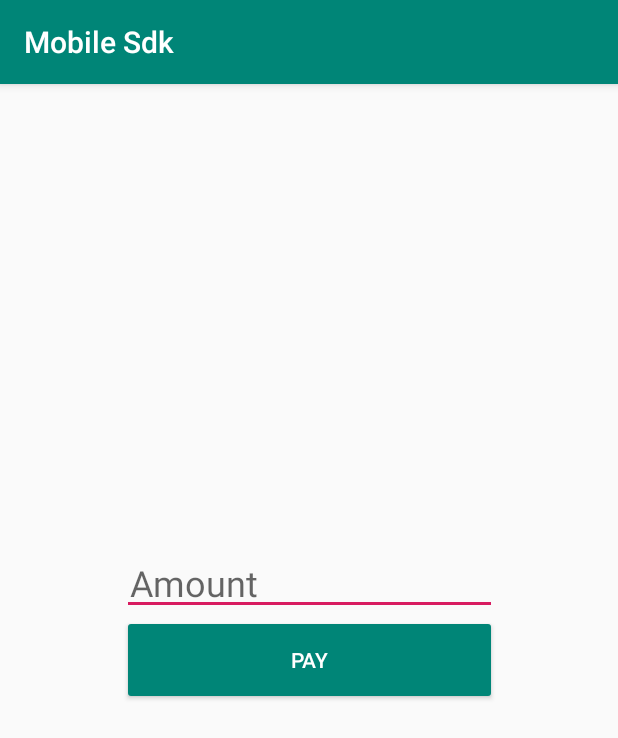
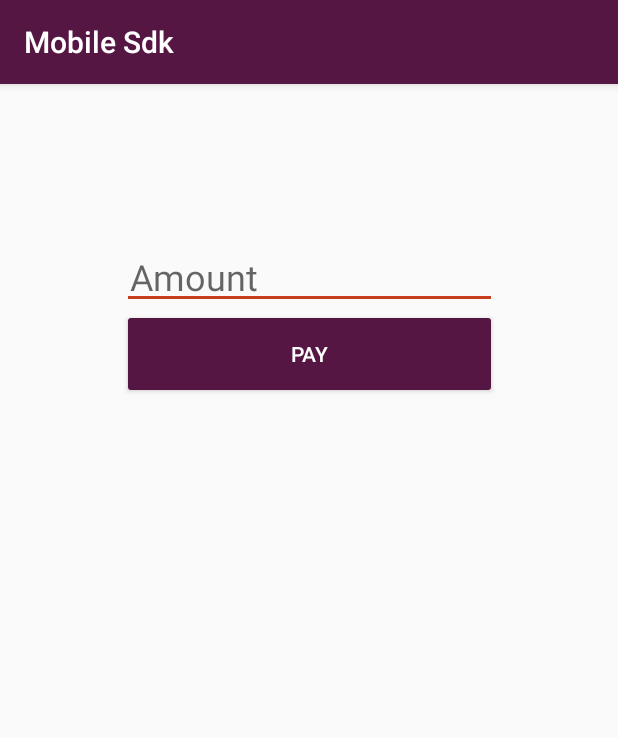
Before and after one commit to techquest/isw-mobile-payment-sdk-android, an Android app: the screen it shows after launch (MainActivity), on a phone screen of 412 x 824 dp. Shown: the top 738 px of the screen. Run offline under Robolectric (Android 15) with nearby library versions, the phone set to English and light mode, and no system bars; libraries missing offline, so code that uses them is left out: com.interswitchng.iswmobilesdk; 2 statements that could not run were skipped.

Commit message:
updates project to reflect changes in sdk v1.0.0

```diff
--- a/app/src/main/java/com/interswitchng/mobilesdk/MainActivity.java
+++ b/app/src/main/java/com/interswitchng/mobilesdk/MainActivity.java
@@ -3,12 +3,19 @@ package com.interswitchng.mobilesdk;
 import android.app.Activity;
 import android.app.Application;
 import android.content.Intent;
+import android.graphics.Color;
+import android.support.annotation.NonNull;
+import android.support.v4.content.ContextCompat;
 import android.support.v7.app.AppCompatActivity;
 import android.os.Bundle;
+import android.text.Editable;
+import android.text.TextWatcher;
 import android.view.View;
 import android.view.animation.AccelerateInterpolator;
 import android.widget.Button;
 import android.widget.EditText;
+import android.widget.LinearLayout;
+import android.widget.TextView;
 import android.widget.Toast;
 
 import com.interswitchng.iswmobilesdk.IswMobileSdk;
@@ -17,12 +24,54 @@ import com.interswitchng.iswmobilesdk.shared.models.core.IswPaymentResult;
 
 import java.util.Date;
 
-public class MainActivity extends AppCompatActivity {
+public class MainActivity extends AppCompatActivity implements IswMobileSdk.IswPaymentCallback {
+
+
+    private LinearLayout resultContainer;
+
+    private TextView resultTitle,
+            responseCode,
+            responseDescription,
+            paymentAmount,
+            channel,
+            isSuccessful;
+
 
     @Override
     protected void onCreate(Bundle savedInstanceState) {
         super.onCreate(savedInstanceState);
         setContentView(R.layout.activity_main);
+
+
+
+        resultContainer = findViewById(R.id.resultContainer);
+
+        resultTitle = findViewById(R.id.resultTitle);
+        responseCode = findViewById(R.id.responseCode);
+        responseDescription = findViewById(R.id.responseDescription);
+        paymentAmount = findViewById(R.id.paymentAmount);
+        channel = findViewById(R.id.channel);
+        isSuccessful = findViewById(R.id.isSuccessful);
+
+        final EditText etAmount = findViewById(R.id.amount);
+
+        etAmount.addTextChangedListener(new TextWatcher() {
+            @Override
+            public void beforeTextChanged(CharSequence charSequence, int i, int i1, int i2) {
+                resultContainer.setVisibility(View.GONE);
+            }
+
+            @Override
+            public void onTextChanged(CharSequence charSequence, int i, int i1, int i2) {
+
+            }
+
+            @Override
+            public void afterTextChanged(Editable editable) {
+
+            }
+        });
+
 
         Button btn = findViewById(R.id.btnPay);
         btn.setOnClickListener(new View.OnClickListener() {
@@ -33,15 +82,12 @@ public class MainActivity extends AppCompatActivity {
                         customerName = "James Emmanuel",
                         customerEmail = "kenneth.ngedo@gmail.com",
                         customerMobile = "08031149929",
-
-                        // txn details
-                        currencyCode = "566",
                         reference = "your-unique-ref" + new Date().getTime();
 
                 EditText etAmount = findViewById(R.id.amount);
 
 
-                int amount;
+                long amount;
                 String amtString = etAmount.getText().toString();
 
                 // initialize amount
@@ -49,33 +95,68 @@ public class MainActivity extends AppCompatActivity {
                 else amount = Integer.parseInt(amtString) * 100;
 
                 // create payment info
-                IswPaymentInfo iswPaymentInfo = new IswPaymentInfo(customerId,
-                        customerName, customerEmail, customerMobile,
-                        currencyCode, reference, amount);
+                IswPaymentInfo iswPaymentInfo = new IswPaymentInfo(
+                        customerId,
+                        customerName,
+                        customerEmail,
+                        customerMobile,
+                        reference,
+                        amount);
 
 
                 // trigger payment
-                IswMobileSdk.getInstance().pay(MainActivity.this, iswPaymentInfo);
+                IswMobileSdk.getInstance().pay(iswPaymentInfo, MainActivity.this);
             }
         });
     }
 
 
     @Override
-    protected void onActivityResult(int requestCode, int resultCode, Intent data) {
+    public void onUserCancel() {
+        String title = "You cancelled payment";
+        showResult(title, null);
 
-        if (requestCode == IswMobileSdk.CODE_PAYMENT) {
-            if (resultCode == Activity.RESULT_CANCELED) {
-                toast("You cancelled payment, please try again.");
-            } else if (resultCode == Activity.RESULT_OK) {
-                IswPaymentResult result = IswMobileSdk.getResult(data);
-                if (result.isSuccessful)
-                    toast("your payment was successful, using: " + result.channel.name());
-                else toast("unable to complete payment at the moment, try again later");
-            }
-        }
+        toast("You cancelled payment, please try again.");
+    }
 
+
+    @Override
+    public void onPaymentCompleted(@NonNull IswPaymentResult result) {
+        String title = "Payment Result";
+        showResult(title, result);
+
+
+        if (result.isSuccessful())
+            toast("your payment was successful, using: " + result.getChannel().name());
+        else toast("unable to complete payment at the moment, try again.");
     }
+
+
+    private void showResult(String title, IswPaymentResult result) {
+        resultContainer.setVisibility(View.VISIBLE);
+
+        // show result
+        resultTitle.setText(title);
+        boolean hasValue = result != null;
+        int primaryColor = ContextCompat.getColor(this, R.color.colorPrimary);
+        resultTitle.setTextColor(!hasValue ? Color.RED: primaryColor);
+
+        int visibility = hasValue ? View.VISIBLE : View.INVISIBLE;
+        paymentAmount.setVisibility(visibility);
+        responseCode.setVisibility(visibility);
+        responseDescription.setVisibility(visibility);
+        isSuccessful.setVisibility(visibility);
+        channel.setVisibility(visibility);
+
+        if (!hasValue) return;
+
+        paymentAmount.setText("" + (result.getAmount() / 100));
+        responseCode.setText(result.getResponseCode());
+        responseDescription.setText(result.getResponseDescription());
+        isSuccessful.setText("" + result.isSuccessful());
+        channel.setText(result.getChannel().name());
+    }
+
 
     private void toast(String msg) {
         Toast.makeText(this, msg, Toast.LENGTH_LONG).show();
--- a/app/src/main/java/com/interswitchng/mobilesdk/MyApplication.java
+++ b/app/src/main/java/com/interswitchng/mobilesdk/MyApplication.java
@@ -1,6 +1,7 @@
 package com.interswitchng.mobilesdk;
 
 import android.app.Application;
+import android.support.multidex.MultiDexApplication;
 
 import com.google.android.gms.common.GooglePlayServicesNotAvailableException;
 import com.google.android.gms.common.GooglePlayServicesRepairableException;
@@ -9,7 +10,7 @@ import com.interswitchng.iswmobilesdk.IswMobileSdk;
 import com.interswitchng.iswmobilesdk.shared.models.core.Environment;
 import com.interswitchng.iswmobilesdk.shared.models.core.IswSdkConfig;
 
-public class MyApplication extends Application {
+public class MyApplication extends MultiDexApplication {
 
 
     @Override
--- a/app/src/main/res/layout/activity_main.xml
+++ b/app/src/main/res/layout/activity_main.xml
@@ -28,13 +28,124 @@
         android:id="@+id/btnPay"
         android:layout_width="250dp"
         android:layout_height="60dp"
+        android:text="Pay"
+        android:textColor="@android:color/white"
+        app:backgroundTint="@color/colorPrimary"
+        android:textAllCaps="true"
+        android:layout_marginTop="150dp"
         app:layout_constraintTop_toTopOf="parent"
         app:layout_constraintStart_toStartOf="parent"
         app:layout_constraintEnd_toEndOf="parent"
-        app:layout_constraintBottom_toBottomOf="parent"
-        android:text="Pay"
-        android:textColor="@android:color/white"
-        app:backgroundTint="@color/colorPrimary"
-        android:textAllCaps="true" />
+        />
+
+    <LinearLayout
+        android:id="@+id/resultContainer"
+        android:layout_width="match_parent"
+        android:layout_height="wrap_content"
+        android:layout_marginTop="20dp"
+        android:padding="16dp"
+        android:orientation="vertical"
+        android:visibility="gone"
+        tools:visibility="visible"
+        app:layout_constraintTop_toBottomOf="@id/btnPay">
+
+        <TextView
+            android:id="@+id/resultTitle"
+            android:layout_width="match_parent"
+            android:layout_height="wrap_content"
+            android:textStyle="bold"
+            android:textSize="18sp"
+            android:textColor="@color/colorPrimary"
+            android:text="Payment Result"
+            android:gravity="center_horizontal"
+            />
+
+        <TextView
+            android:layout_width="match_parent"
+            android:layout_height="wrap_content"
+            android:textStyle="bold"
+            android:layout_marginTop="16dp"
+            android:textColor="@color/colorPrimary"
+            android:text="Amount:"
+            />
+
+        <TextView
+            android:id="@+id/paymentAmount"
+            android:layout_width="match_parent"
+            android:layout_height="wrap_content"
+            android:textSize="18sp"
+            tools:text="1000"
+            />
+
+        <TextView
+            android:layout_width="match_parent"
+            android:layout_height="wrap_content"
+            android:textStyle="bold"
+            android:layout_marginTop="16dp"
+            android:textColor="@color/colorPrimary"
+            android:text="Payment Channel:"
+            />
+
+        <TextView
+            android:id="@+id/channel"
+            android:layout_width="match_parent"
+            android:layout_height="wrap_content"
+            android:textSize="18sp"
+            tools:text="Card"
+            />
+
+        <TextView
+            android:layout_width="match_parent"
+            android:layout_height="wrap_content"
+            android:textStyle="bold"
+            android:layout_marginTop="16dp"
+            android:textColor="@color/colorPrimary"
+            android:text="Successful:"
+            />
+
+        <TextView
+            android:id="@+id/isSuccessful"
+            android:layout_width="match_parent"
+            android:layout_height="wrap_content"
+            android:textSize="18sp"
+            tools:text="true"
+            />
+
+
+
+        <TextView
+            android:layout_width="match_parent"
+            android:layout_height="wrap_content"
+            android:textStyle="bold"
+            android:textColor="@color/colorPrimary"
+            android:layout_marginTop="16dp"
+            android:text="Response Code:"
+            />
+
+        <TextView
+            android:id="@+id/responseCode"
+            android:layout_width="match_parent"
+            android:layout_height="wrap_content"
+            android:textSize="18sp"
+            tools:text="00"
+            />
+
+        <TextView
+            android:layout_width="match_parent"
+            android:layout_height="wrap_content"
+            android:textStyle="bold"
+            android:textColor="@color/colorPrimary"
+            android:layout_marginTop="16dp"
+            android:text="Response Description:"
+            />
+
+        <TextView
+            android:id="@+id/responseDescription"
+            android:layout_width="match_parent"
+            android:layout_height="wrap_content"
+            android:textSize="18sp"
+            tools:text="Response Code"
+            />
+    </LinearLayout>
 
 </android.support.constraint.ConstraintLayout>
--- a/app/src/main/res/values/colors.xml
+++ b/app/src/main/res/values/colors.xml
@@ -1,6 +1,6 @@
 <?xml version="1.0" encoding="utf-8"?>
 <resources>
-    <color name="colorPrimary">#008577</color>
-    <color name="colorPrimaryDark">#00574B</color>
-    <color name="colorAccent">#D81B60</color>
+    <color name="colorPrimary">#561643</color>
+    <color name="colorPrimaryDark">#330421</color>
+    <color name="colorAccent">#c73e1d</color>
 </resources>
--- a/build.gradle
+++ b/build.gradle
@@ -30,8 +30,8 @@ allprojects {
     ext {
         csv = 28
         btv = '28.0.3'
-        msv = 15
-        tsv = 29
+        msv = 16
+        tsv = 28
         versionCode = 1
 
         merchantId = properties.get 'merchantId'
```
Also changed, not shown: app/build.gradle (+5 -2 lines), 2 other files.
